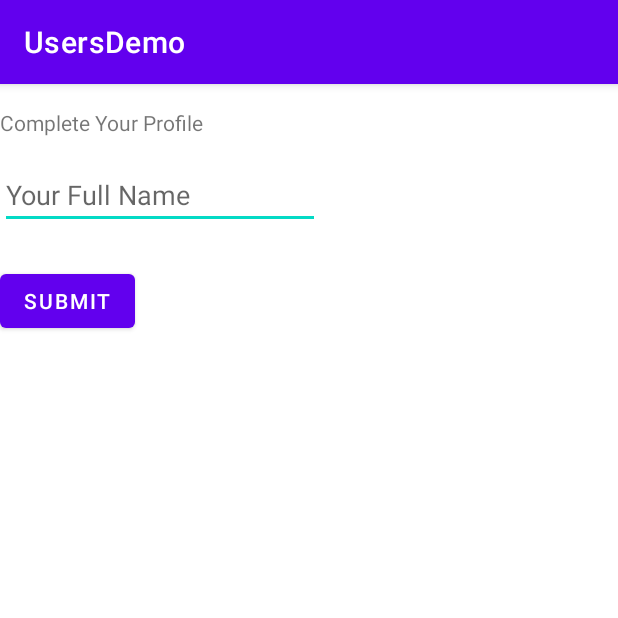
After one commit to jasonnyland/UsersDemo, an Android app: the RegistrationActivity screen opened directly, with no data from a screen before it, on a phone screen of 412 x 824 dp, the top half of it. The commit adds this screen. Run offline under Robolectric (Android 15) with nearby library versions, the phone set to English and light mode, and no system bars.

Commit message:
added registration activity to complete user profile

```diff
--- /dev/null
+++ b/app/src/main/java/com/example/usersdemo/RegistrationActivity.java
@@ -0,0 +1,49 @@
+package com.example.usersdemo;
+
+import androidx.appcompat.app.AppCompatActivity;
+
+import android.content.Intent;
+import android.content.SharedPreferences;
+import android.os.Bundle;
+import android.view.View;
+import android.widget.Button;
+import android.widget.EditText;
+import android.widget.Toast;
+
+public class RegistrationActivity extends AppCompatActivity {
+
+    EditText fullNameText;
+    Button submitRegButton;
+    @Override
+    protected void onCreate(Bundle savedInstanceState) {
+        super.onCreate(savedInstanceState);
+        setContentView(R.layout.activity_registration);
+        fullNameText = (EditText) findViewById(R.id.fullNameText);
+        submitRegButton = (Button) findViewById(R.id.submitRegButton);
+
+        submitRegButton.setOnClickListener(new View.OnClickListener() {
+            @Override
+            public void onClick(View v) {
+                //check if user entered a name, throw toast and cancel if not
+                String name = fullNameText.getText().toString();
+                if (name == null || name.equals("")) {
+                    Toast.makeText(RegistrationActivity.this, "Enter Your Details",
+                            Toast.LENGTH_SHORT).show();
+                } else {
+                    //get info from login details
+                    SharedPreferences sp = getSharedPreferences("Login", MODE_PRIVATE);
+                    String email = sp.getString("Email", null);
+                    //save new details and change activity
+                    SharedPreferences sp2 = getSharedPreferences("User", MODE_PRIVATE);
+                    SharedPreferences.Editor ed = sp2.edit();
+                    ed.putString("Name", name);
+                    ed.putString("Email", email);
+                    ed.commit();
+                    Intent intent = new Intent(RegistrationActivity.this, UserListActivity.class);
+                    startActivity(intent);
+                    RegistrationActivity.this.finish();
+                }
+            }
+        });
+    }
+}
--- /dev/null
+++ b/app/src/main/res/layout/activity_registration.xml
@@ -0,0 +1,37 @@
+<?xml version="1.0" encoding="utf-8"?>
+<androidx.constraintlayout.widget.ConstraintLayout xmlns:android="http://schemas.android.com/apk/res/android"
+    xmlns:app="http://schemas.android.com/apk/res-auto"
+    xmlns:tools="http://schemas.android.com/tools"
+    android:layout_width="match_parent"
+    android:layout_height="match_parent"
+    tools:context=".RegistrationActivity">
+
+    <TextView
+        android:id="@+id/regHeading"
+        android:layout_width="wrap_content"
+        android:layout_height="wrap_content"
+        android:layout_marginTop="16dp"
+        android:text="Complete Your Profile"
+        app:layout_constraintTop_toTopOf="parent"
+        tools:layout_editor_absoluteX="16dp" />
+
+    <EditText
+        android:id="@+id/fullNameText"
+        android:layout_width="wrap_content"
+        android:layout_height="wrap_content"
+        android:layout_marginTop="16dp"
+        android:ems="10"
+        android:hint="Your Full Name"
+        android:inputType="textPersonName"
+        app:layout_constraintTop_toBottomOf="@+id/regHeading"
+        tools:layout_editor_absoluteX="16dp" />
+
+    <Button
+        android:id="@+id/submitRegButton"
+        android:layout_width="wrap_content"
+        android:layout_height="wrap_content"
+        android:layout_marginTop="24dp"
+        android:text="Submit"
+        app:layout_constraintTop_toBottomOf="@+id/fullNameText"
+        tools:layout_editor_absoluteX="16dp" />
+</androidx.constraintlayout.widget.ConstraintLayout>
```
Also changed, not shown: app/src/main/AndroidManifest.xml (+4 -3 lines), app/src/main/java/com/example/usersdemo/LoginActivity.java (+13 -4 lines), app/src/main/java/com/example/usersdemo/SplashActivity.java (+13 -3 lines), app/src/main/java/com/example/usersdemo/UserListActivity.java (+16 -0 lines).
